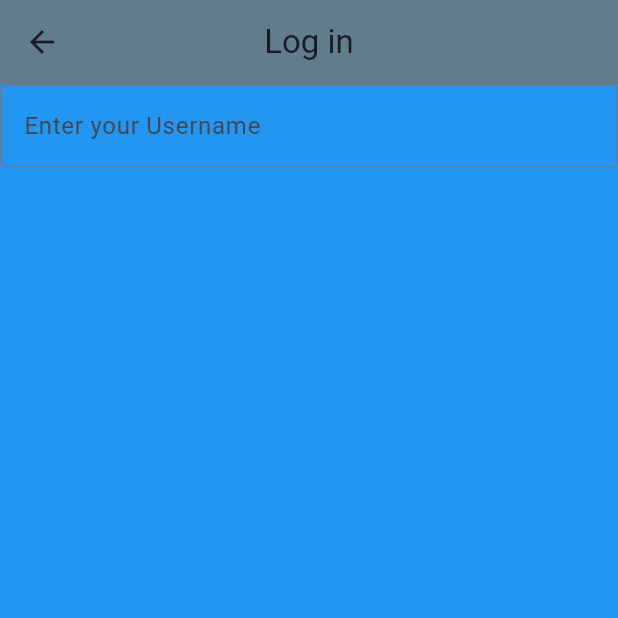
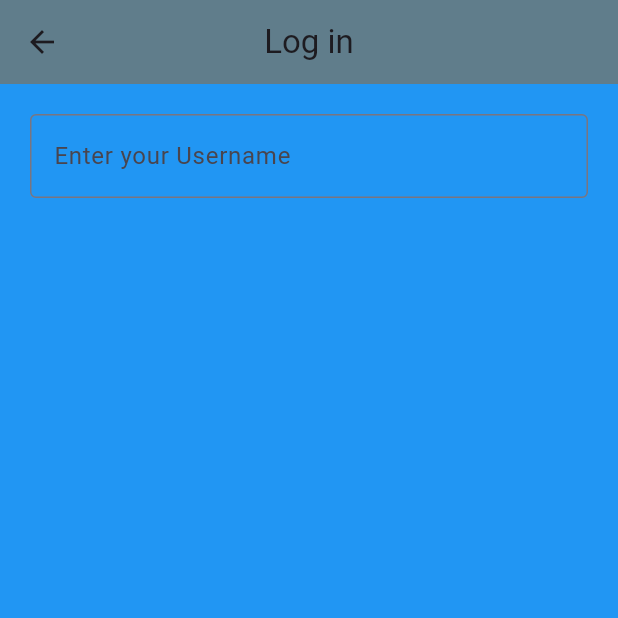
Before and after one commit to Low3ee/flutterApp, a Flutter app: the LogInPage screen opened directly, on a phone screen of 412 x 824 dp, the top half of it. Run offline on Flutter 3.47's test engine with Material 2 defaults, Android fonts, the phone set to English and light mode, and no system bars.

Commit message:
padding sa login

```diff
--- a/lib/Pages/home.page.dart
+++ b/lib/Pages/home.page.dart
@@ -123,9 +123,8 @@ class _HomePageState extends State<HomePage> {
             InkWell(
               onTap: () {
                 if (UserData.checkStatus() == false) {
-                  String title = "Unregistered paka oy";
-                  String message = "Pa register sad oy waa ka!";
-                  showAlertDialog(context, title, message);
+                  showAlertDialog(
+                      context, "Unregistered paka oy", "Unregistered paka oy");
                 } else {
                   Navigator.push(
                       context,
--- a/lib/Pages/mobileApp/login.page.dart
+++ b/lib/Pages/mobileApp/login.page.dart
@@ -21,10 +21,13 @@ class _LogInPageState extends State<LogInPage> {
         child: Form(
             child: Column(
           children: [
-            TextFormField(
-              decoration: const InputDecoration(
-                  hintText: "Enter your Username",
-                  border: OutlineInputBorder()),
+            Padding(
+              padding: const EdgeInsets.all(20),
+              child: TextFormField(
+                decoration: const InputDecoration(
+                    hintText: "Enter your Username",
+                    border: OutlineInputBorder()),
+              ),
             )
           ],
         )),
```
